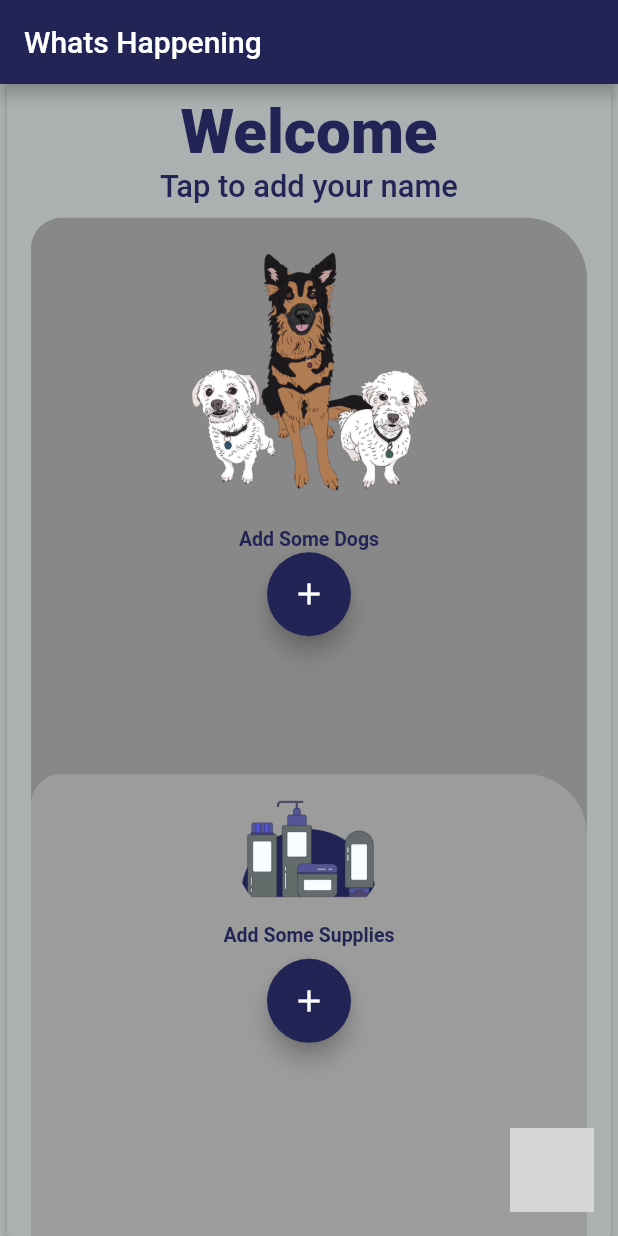
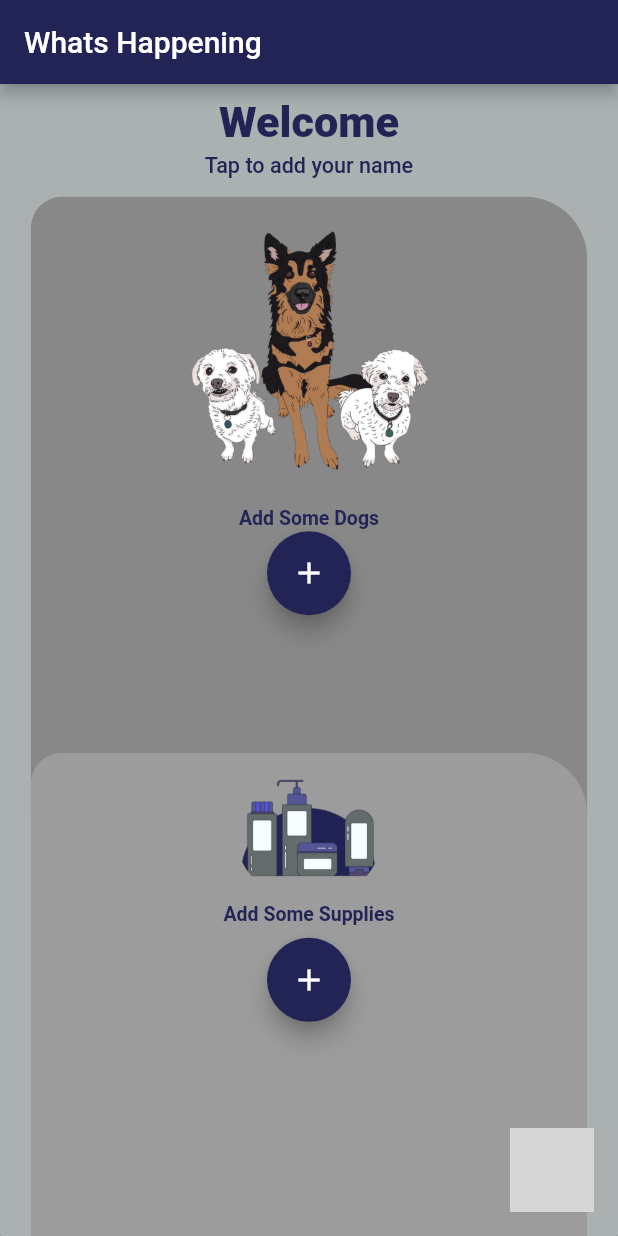
Before and after one commit to conielle/yes_dogs, a Flutter app: the screen it shows after launch, on a phone screen of 412 x 824 dp. Run offline on Flutter 3.47's test engine with Material 2 defaults, Android fonts, the light colour scheme and no system bars; our stand-ins replace font_awesome_flutter, image_picker, shared_preferences, sqflite; missing offline and left inert: fab_circular_menu; accounts and stored records are empty; grey boxes are pictures that could not be loaded.

Commit message:
iPAD FIXES

```diff
--- a/lib/screens/home.dart
+++ b/lib/screens/home.dart
@@ -224,6 +224,8 @@ class _HomeState extends State<Home> with TickerProviderStateMixin {
             },
             color: Color.fromRGBO(171, 177, 177, 1),
             child: Container(
+              height: appConfigblockSizeHeight * 100,
+              width: appConfigblockSizeWidth * 100,
               child: SingleChildScrollView(
                 child: Column(
                   children: [
@@ -238,7 +240,7 @@ class _HomeState extends State<Home> with TickerProviderStateMixin {
                             style: TextStyle(
                               color: Color.fromRGBO(34, 36, 86, 1),
                               fontWeight: FontWeight.w900,
-                              fontSize: fontSize * 20,
+                              fontSize: fontSize * 14,
                             ),
                           ),
                           Container(height: appConfigblockSizeHeight * 3,
@@ -252,7 +254,7 @@ class _HomeState extends State<Home> with TickerProviderStateMixin {
                                       style: TextStyle(
                                         color: Color.fromRGBO(34, 36, 86, 1),
                                         fontWeight: FontWeight.w500,
-                                        fontSize: fontSize * 10,
+                                        fontSize: fontSize * 7
                                       ),
                                     )
                                   : Text(
@@ -260,7 +262,7 @@ class _HomeState extends State<Home> with TickerProviderStateMixin {
                                       style: TextStyle(
                                         color: Color.fromRGBO(34, 36, 86, 1),
                                         fontWeight: FontWeight.w500,
-                                        fontSize: fontSize * 10,
+                                        fontSize: fontSize * 7,
                                       ),
                                     ),
                             ),
```
Also changed, not shown: pubspec.lock, 2 other files.
